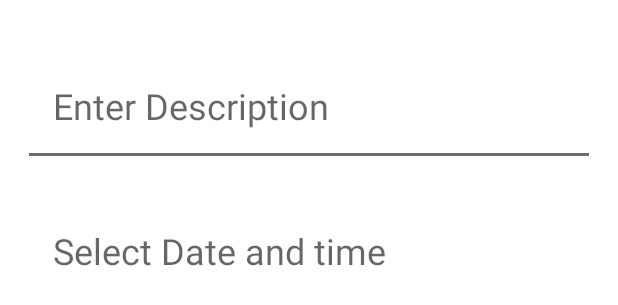
After one commit to nilerudra/Final-Project, an Android app: the layout activity_lecprac.xml on its own in the app's theme, with its tools: preview values and no code run, on a phone screen of 412 x 824 dp. The commit adds this screen. Shown: the top 305 px of the screen. Run offline under Robolectric (Android 15) with nearby library versions, the phone set to English and light mode, and no system bars; Roboto replaces fonts that are not available here.

Commit message:
hello all

```diff
--- a/app/src/main/AndroidManifest.xml
+++ b/app/src/main/AndroidManifest.xml
@@ -18,6 +18,9 @@
         android:roundIcon="@drawable/img"
         android:supportsRtl="true"
         android:theme="@style/Theme.Test3">
+        <activity
+            android:name=".lecprac"
+            android:exported="false" />
         <activity
             android:name=".mngtchclass"
             android:exported="false" />
--- a/app/src/main/java/com/example/test3/People.java
+++ b/app/src/main/java/com/example/test3/People.java
@@ -6,6 +6,8 @@ import android.view.View;
 import android.view.ViewGroup;
 
 import java.io.*;
+
+import androidx.annotation.Nullable;
 import androidx.fragment.app.Fragment;
 
 import com.example.test3.R;
--- a/app/src/main/java/com/example/test3/teacherlogin.java
+++ b/app/src/main/java/com/example/test3/teacherlogin.java
@@ -82,7 +82,7 @@ public class teacherlogin extends AppCompatActivity {
         String s3 = t2.getText().toString().trim();
 
         if(!s1.isEmpty() && !s2.isEmpty() && isValidMobileNumber(s1)) {
-            Intent intent = getIntent();
+            /*Intent intent = getIntent();
             String id = intent.getStringExtra("id").toString();
             UserInfo u = new UserInfo(id,s2,s1,s3,"",1);
 
@@ -92,7 +92,7 @@ public class teacherlogin extends AppCompatActivity {
 
             for(int i = 0; i < 6; i++){
                 databaseReference.child("Users").child(id).child(key[i]).setValue(value[i]);
-            }
+            }*/
 
             Intent i = new Intent(teacherlogin.this, teachui.class);
             startActivity(i);
--- /dev/null
+++ b/app/src/main/res/layout/activity_lecprac.xml
@@ -0,0 +1,54 @@
+<?xml version="1.0" encoding="utf-8"?>
+<RelativeLayout xmlns:android="http://schemas.android.com/apk/res/android"
+    xmlns:app="http://schemas.android.com/apk/res-auto"
+    xmlns:tools="http://schemas.android.com/tools"
+    android:layout_width="match_parent"
+    android:layout_height="match_parent"
+    tools:context=".lecprac">
+
+    <EditText
+        android:id="@+id/cls"
+        android:layout_width="match_parent"
+        android:layout_height="wrap_content"
+        android:layout_marginStart="15dp"
+        android:layout_marginTop="30dp"
+        android:layout_marginEnd="15dp"
+        android:hint="Enter Description"
+        android:inputType="textMultiLine"
+        android:maxLines="2"
+        android:minLines="2"
+        android:backgroundTint="#6E6E6E"
+        android:paddingStart="20dp"
+        android:paddingTop="10dp"
+        android:paddingBottom="10dp"
+        android:scrollHorizontally="true"
+        android:textColor="#555555"
+        android:textSize="24sp" />
+
+    <TextView
+        android:id="@+id/crdate"
+        android:layout_width="match_parent"
+        android:layout_height="wrap_content"
+        android:layout_marginStart="15dp"
+        android:layout_marginTop="30dp"
+        android:layout_marginEnd="15dp"
+        android:hint="Select Date and time"
+        android:layout_below="@id/cls"
+        android:inputType="none"
+        android:backgroundTint="#FFFFFF"
+        android:paddingStart="20dp"
+        android:paddingTop="10dp"
+        android:paddingBottom="10dp"
+        android:scrollHorizontally="true"
+        android:textColor="#A0A0A0"
+        android:textSize="24sp" />
+
+    <!--<DatePicker
+        android:layout_width="match_parent"
+        android:layout_height="wrap_content"
+        android:layout_below="@id/cls"
+        android:background="#8E8E8E"
+
+        android:layout_marginTop="30dp"/>-->
+
+</RelativeLayout>
--- a/app/src/main/res/layout/activity_mngtchclass.xml
+++ b/app/src/main/res/layout/activity_mngtchclass.xml
@@ -19,6 +19,7 @@
         android:layout_width="match_parent"
         android:layout_height="55dp"
         android:background="#50416E"
+        android:elevation="100dp"
         app:menu="@menu/bottom_nav_menu"/>
 
     <androidx.appcompat.widget.Toolbar
--- a/app/src/main/res/layout/fragment_tasks.xml
+++ b/app/src/main/res/layout/fragment_tasks.xml
@@ -25,6 +25,7 @@
 
 
         <TextView
+            android:id="@+id/cls"
             android:layout_width="match_parent"
             android:layout_height="wrap_content"
             android:layout_marginTop="15dp"
@@ -38,6 +39,7 @@
             android:text="Class 1" />
 
         <TextView
+            android:id="@+id/schdlp"
             android:layout_width="match_parent"
             android:layout_height="wrap_content"
             android:layout_marginStart="15dp"
@@ -51,6 +53,7 @@
             android:textSize="20sp" />
 
         <TextView
+            android:id="@+id/schdtsk"
             android:layout_width="match_parent"
             android:layout_height="wrap_content"
             android:layout_marginStart="15dp"
@@ -63,6 +66,7 @@
             android:text="Schedule Tests"
             android:textSize="20sp" />
         <TextView
+            android:id="@+id/asswrk"
             android:layout_width="match_parent"
             android:layout_height="wrap_content"
             android:layout_marginStart="15dp"
@@ -75,6 +79,7 @@
             android:text="Assign Work"
             android:textSize="20sp" />
         <TextView
+            android:id="@+id/upldstmt"
             android:layout_width="match_parent"
             android:layout_height="wrap_content"
             android:layout_marginStart="15dp"
@@ -88,6 +93,7 @@
             android:textSize="20sp" />
 
         <TextView
+        android:id="@+id/crtt"
         android:layout_width="match_parent"
         android:layout_height="wrap_content"
         android:layout_marginStart="15dp"
```
Also changed, not shown: app/src/main/java/com/example/test3/Tasks.java (+15 -2 lines), app/src/main/java/com/example/test3/lecprac.java (added, +82 -0 lines), app/src/main/java/com/example/test3/mngtchclass.java (+10 -1 lines).
